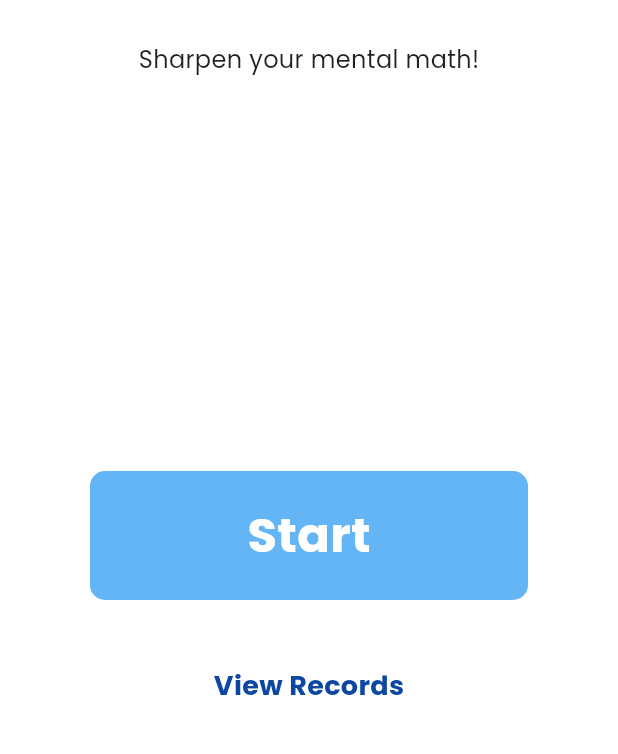
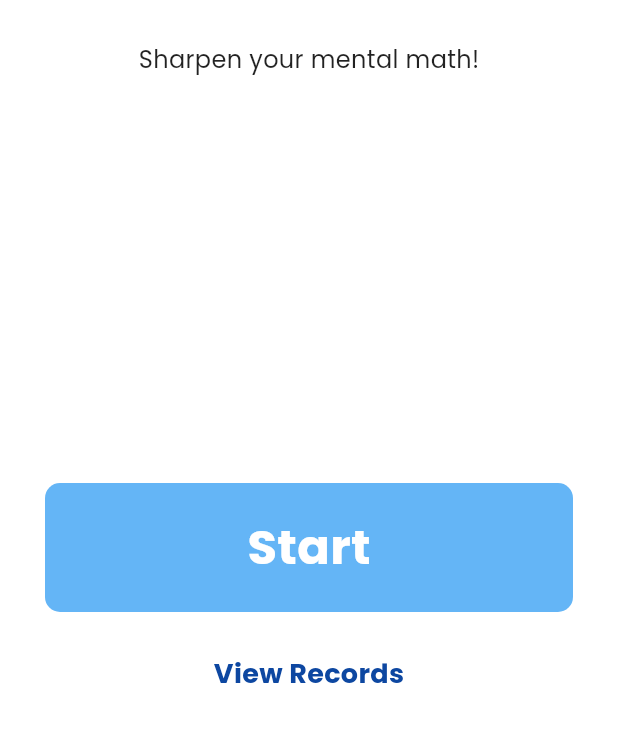
Before and after one commit to chasenpai/calcrush, a Flutter app: the screen it shows after launch, on a phone screen of 412 x 824 dp, the part 330-1084 px from its top. Run offline on Flutter 3.47's test engine with Material 3 defaults, Android fonts, the phone set to English and light mode, and no system bars; our stand-ins replace freezed_annotation, get_it, go_router, google_mobile_ads, hive_flutter, vibration; accounts and stored records are empty.

Commit message:
ui update

```diff
--- a/lib/main.dart
+++ b/lib/main.dart
@@ -25,7 +25,11 @@ class MyApp extends StatelessWidget {
 
   @override
   Widget build(BuildContext context) {
-    return MaterialApp.router(
+    return MediaQuery(
+      data: MediaQuery.of(context).copyWith(
+        textScaler: TextScaler.noScaling,
+      ),
+      child: MaterialApp.router(
         debugShowCheckedModeBanner: false,
         routerConfig: router,
         title: 'Calcrush',
@@ -35,6 +39,7 @@ class MyApp extends StatelessWidget {
           colorScheme: ColorScheme.fromSeed(seedColor: Colors.deepPurple),
           useMaterial3: true,
         ),
+      ),
     );
   }
 }
--- a/lib/presentation/components/common_flexible_button.dart
+++ b/lib/presentation/components/common_flexible_button.dart
@@ -6,12 +6,14 @@ class CommonFlexibleButton extends StatefulWidget {
   final VoidCallback onPressed;
   final Color color;
   final double fontSize;
+  final double? minHeight;
 
   const CommonFlexibleButton({
     required this.text,
     required this.onPressed,
     required this.color,
     required this.fontSize,
+    this.minHeight,
     super.key,
   });
 
@@ -43,9 +45,9 @@ class _CommonFlexibleButtonState extends State<CommonFlexibleButton> {
         });
       },
       child: Container(
-        constraints: const BoxConstraints(
-          minHeight: 86.0,
-        ),
+        constraints: widget.minHeight != null ?BoxConstraints(
+          minHeight: widget.minHeight!,
+        ) : null,
         decoration: BoxDecoration(
           color: _isPressed ? lightGrey : widget.color,
           borderRadius: BorderRadius.circular(10.0),
--- a/lib/presentation/components/common_text_button.dart
+++ b/lib/presentation/components/common_text_button.dart
@@ -49,6 +49,8 @@ class _CommonTextButtonState extends State<CommonTextButton> {
           color: _isPressed ? lightGrey : Colors.transparent,
           borderRadius: BorderRadius.circular(10.0),
         ),
+        child: FittedBox(
+          fit: BoxFit.scaleDown,
           child: Text(
             widget.text,
             style: TextStyle(
@@ -58,6 +60,7 @@ class _CommonTextButtonState extends State<CommonTextButton> {
             ),
           ),
         ),
+      ),
     );
   }
 }
--- a/lib/presentation/game/screen/game_root.dart
+++ b/lib/presentation/game/screen/game_root.dart
@@ -112,7 +112,9 @@ class _GameRootState extends State<GameRoot> {
   @override
   Widget build(BuildContext context) {
     _viewModel.startGame(widget.operator, widget.level);
-    return ListenableBuilder(
+    return PopScope(
+      canPop: false,
+      child: ListenableBuilder(
         listenable: _viewModel,
         builder: (context, _) {
           return GameScreen(
@@ -157,6 +159,7 @@ class _GameRootState extends State<GameRoot> {
             },
           );
         },
+      ),
     );
   }
 }
--- a/lib/presentation/home/home_screen.dart
+++ b/lib/presentation/home/home_screen.dart
@@ -11,10 +11,6 @@ class HomeScreen extends StatelessWidget {
   Widget build(BuildContext context) {
     return Scaffold(
       body: SafeArea(
-        child: Padding(
-          padding: const EdgeInsets.symmetric(
-            horizontal: 60.0,
-          ),
         child: Column(
           mainAxisAlignment: MainAxisAlignment.spaceEvenly,
           children: [
@@ -110,6 +106,10 @@ class HomeScreen extends StatelessWidget {
               ),
             ),
             Expanded(
+              child: Padding(
+                padding: const EdgeInsets.symmetric(
+                  horizontal: 30.0,
+                ),
                 child: Column(
                   mainAxisAlignment: MainAxisAlignment.center,
                   children: [
@@ -123,11 +123,12 @@ class HomeScreen extends StatelessWidget {
                             },
                             color: skyBlue,
                             fontSize: 32.0,
+                            minHeight: 86.0,
                           ),
                         ),
                       ],
                     ),
-                    const SizedBox(height: 32.0,),
+                    const SizedBox(height: 16.0,),
                     CommonTextButton(
                       text: 'View Records',
                       color: deepRoyalBlue,
@@ -138,8 +139,8 @@ class HomeScreen extends StatelessWidget {
                   ],
                 ),
               ),
+            ),
           ],
-          ),
         ),
       ),
     );
--- a/lib/presentation/record/screen/record_screen.dart
+++ b/lib/presentation/record/screen/record_screen.dart
@@ -85,7 +85,7 @@ class _RecordScreenState extends State<RecordScreen> {
             Expanded(
               child: widget.state.record != null ? Padding(
                 padding: const EdgeInsets.symmetric(
-                  horizontal: 30.0,
+                  horizontal: 20.0,
                 ),
                 child: ListView(
                   children: [
```
Also changed, not shown: lib/presentation/game/game_view_model.dart (+4 -6 lines), lib/presentation/game/screen/game_screen.dart (+9 -3 lines), lib/presentation/ready/screen/ready_screen.dart (+8 -3 lines). Lines whose indentation alone changed are shown as unchanged.
